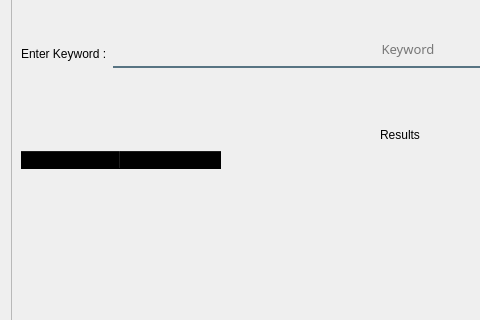
This is forms/search_view.ui in Abdel-RahmanSaied/Eazy_Downloader as Qt 5 draws it before an edit; both pictures show x 0 to 480 and y 88 to 408 of the 800 by 650 pixel window. The edited form follows.
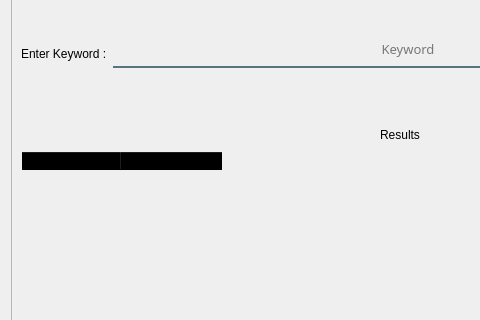
This is the edited form. Icons and pictures are not drawn.

Diff of the .ui file:
```diff
--- a/forms/search_view.ui
+++ b/forms/search_view.ui
@@ -164,36 +164,7 @@
       <item row="4" column="0">
        <widget class="QTableWidget" name="tableWidget">
         <property name="styleSheet">
-         <string notr="true">QTableView {
-    background-color: transparent;
-    border: none;
-    border-radius: 10px;
-}
-
-QTableView::item {
-	color: #36393F;
-    padding: 2px;
-    border-bottom: 1px solid #BDBDBD;
-    gridline-color: #36393F;
-    gridline-width: 2px;
-    gridline-style: dotted;
-}
-
-QTableView::item:selected {
-    background-color: #F5F5F5;
-    color: #36393F;
-}
-
-QHeaderView {
-    background-color: transparent;
-    color: black;
-	
-}
-QTableView::item[text=null] {
-     display: none;
-}
-
-</string>
+         <string notr="true">background-color: rgb(255, 255, 255, 0);</string>
         </property>
         <property name="editTriggers">
          <set>QAbstractItemView::NoEditTriggers</set>
```
